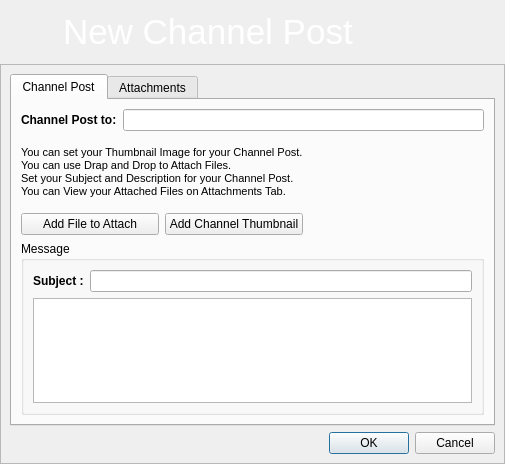
Above: retroshare-gui/src/gui/channels/CreateChannelMsg.ui from RetroShare/RetroShare before the change. Below: the same form after it.
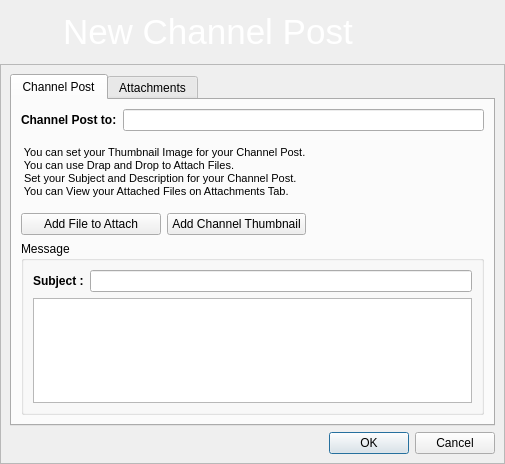
That is the form after the change. Icons and pictures are not drawn.

Commit message: little change for the info text

```diff
--- a/retroshare-gui/src/gui/channels/CreateChannelMsg.ui
+++ b/retroshare-gui/src/gui/channels/CreateChannelMsg.ui
@@ -140,10 +140,10 @@
 &lt;html&gt;&lt;head&gt;&lt;meta name=&quot;qrichtext&quot; content=&quot;1&quot; /&gt;&lt;style type=&quot;text/css&quot;&gt;
 p, li { white-space: pre-wrap; }
 &lt;/style&gt;&lt;/head&gt;&lt;body style=&quot; font-family:'MS Shell Dlg 2'; font-size:8.25pt; font-weight:400; font-style:normal;&quot;&gt;
-&lt;p style=&quot; margin-top:0px; margin-bottom:0px; margin-left:0px; margin-right:0px; -qt-block-indent:0; text-indent:0px;&quot;&gt;&lt;span style=&quot; font-size:8pt;&quot;&gt;You can set your Thumbnail Image for your Channel Post.&lt;/span&gt;&lt;/p&gt;
-&lt;p style=&quot; margin-top:0px; margin-bottom:0px; margin-left:0px; margin-right:0px; -qt-block-indent:0; text-indent:0px;&quot;&gt;&lt;span style=&quot; font-size:8pt;&quot;&gt;You can use Drap and Drop to Attach Files.&lt;/span&gt;&lt;/p&gt;
-&lt;p style=&quot; margin-top:0px; margin-bottom:0px; margin-left:0px; margin-right:0px; -qt-block-indent:0; text-indent:0px;&quot;&gt;&lt;span style=&quot; font-size:8pt;&quot;&gt;Set your Subject and Description for your Channel Post.&lt;/span&gt;&lt;/p&gt;
-&lt;p style=&quot; margin-top:0px; margin-bottom:0px; margin-left:0px; margin-right:0px; -qt-block-indent:0; text-indent:0px;&quot;&gt;&lt;span style=&quot; font-size:8pt;&quot;&gt;You can View your Attached Files on Attachments Tab.&lt;/span&gt;&lt;/p&gt;&lt;/body&gt;&lt;/html&gt;</string>
+&lt;p style=&quot; margin-top:0px; margin-bottom:0px; margin-left:0px; margin-right:0px; -qt-block-indent:0; text-indent:0px;&quot;&gt;&lt;img src=&quot;:/images/feedback_arrow.png&quot; /&gt;&lt;span style=&quot; font-size:8pt;&quot;&gt; You can set your Thumbnail Image for your Channel Post.&lt;/span&gt;&lt;/p&gt;
+&lt;p style=&quot; margin-top:0px; margin-bottom:0px; margin-left:0px; margin-right:0px; -qt-block-indent:0; text-indent:0px;&quot;&gt;&lt;img src=&quot;:/images/feedback_arrow.png&quot; /&gt;&lt;span style=&quot; font-size:8pt;&quot;&gt; You can use Drap and Drop to Attach Files.&lt;/span&gt;&lt;/p&gt;
+&lt;p style=&quot; margin-top:0px; margin-bottom:0px; margin-left:0px; margin-right:0px; -qt-block-indent:0; text-indent:0px;&quot;&gt;&lt;img src=&quot;:/images/feedback_arrow.png&quot; /&gt;&lt;span style=&quot; font-size:8pt;&quot;&gt; Set your Subject and Description for your Channel Post.&lt;/span&gt;&lt;/p&gt;
+&lt;p style=&quot; margin-top:0px; margin-bottom:0px; margin-left:0px; margin-right:0px; -qt-block-indent:0; text-indent:0px;&quot;&gt;&lt;img src=&quot;:/images/feedback_arrow.png&quot; /&gt;&lt;span style=&quot; font-size:8pt;&quot;&gt; You can View your Attached Files on Attachments Tab.&lt;/span&gt;&lt;/p&gt;&lt;/body&gt;&lt;/html&gt;</string>
               </property>
              </widget>
             </item>
```
Left out of the diff: 1 changed line with no effect on the pictures.
